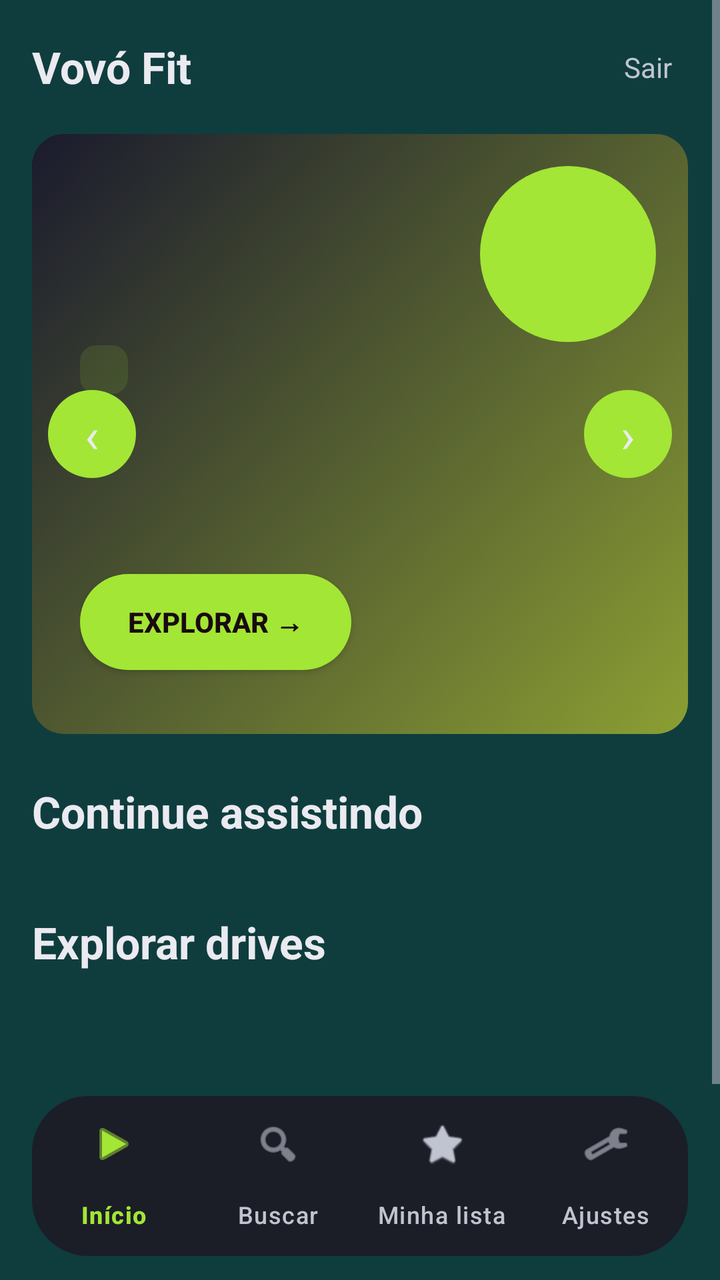
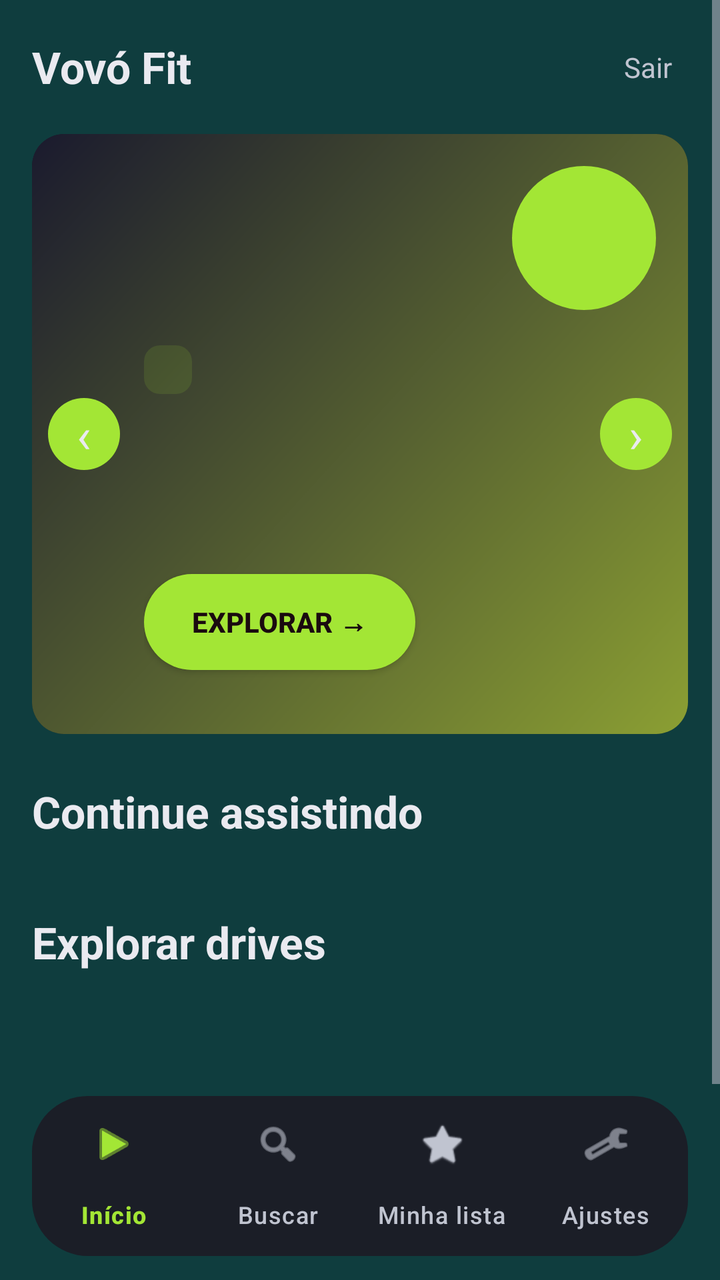

Screens rendered from an Android XML layout before and after an edit, with the pre-edit source and the edit as a unified diff.
<!-- AndroidManifest.xml: application theme Theme.VovoFit -->
<!-- res/layout/activity_home.xml -->
<?xml version="1.0" encoding="utf-8"?>
<LinearLayout xmlns:android="http://schemas.android.com/apk/res/android"
    xmlns:app="http://schemas.android.com/apk/res-auto"
    android:layout_width="match_parent"
    android:layout_height="match_parent"
    android:background="@color/md_background"
    android:orientation="vertical">

    <ScrollView
        android:layout_width="match_parent"
        android:layout_height="0dp"
        android:layout_weight="1"
        android:fillViewport="true">

        <LinearLayout
            android:layout_width="match_parent"
            android:layout_height="wrap_content"
            android:orientation="vertical"
            android:paddingHorizontal="@dimen/content_margin"
            android:paddingTop="@dimen/spacing_lg"
            android:paddingBottom="@dimen/spacing_lg">

            
            <LinearLayout
                android:layout_width="match_parent"
                android:layout_height="wrap_content"
                android:gravity="center_vertical"
                android:orientation="horizontal">

                <TextView
                    android:layout_width="0dp"
                    android:layout_height="wrap_content"
                    android:layout_weight="1"
                    android:text="@string/app_name"
                    android:textColor="@color/md_on_surface"
                    android:textSize="@dimen/text_topbar_title"
                    android:textStyle="bold" />

                <TextView
                    android:id="@+id/topSair"
                    android:layout_width="wrap_content"
                    android:layout_height="wrap_content"
                    android:clickable="true"
                    android:focusable="true"
                    android:padding="@dimen/spacing_sm"
                    android:text="@string/home_logout"
                    android:textColor="@color/md_on_surface_variant"
                    android:textSize="@dimen/text_topbar_action" />
            </LinearLayout>

            
            <com.google.android.material.card.MaterialCardView
                android:layout_width="match_parent"
                android:layout_height="@dimen/hero_height"
                android:layout_marginTop="@dimen/spacing_lg"
                app:cardCornerRadius="@dimen/radius_lg"
                app:cardElevation="@dimen/elevation_0"
                app:cardBackgroundColor="@color/tile_bg">

                <FrameLayout
                    android:layout_width="match_parent"
                    android:layout_height="match_parent">

                    <View
                        android:id="@+id/heroBg"
                        android:layout_width="match_parent"
                        android:layout_height="match_parent"
                        android:background="@drawable/card_gradient_pink" />

                    
                    <TextView
                        android:id="@+id/heroIcon"
                        android:layout_width="88dp"
                        android:layout_height="88dp"
                        android:layout_gravity="top|end"
                        android:layout_margin="@dimen/spacing_lg"
                        android:background="@drawable/btn_play_circle"
                        android:gravity="center"
                        android:textColor="@color/md_on_primary"
                        android:textSize="32sp"
                        android:textStyle="bold" />

                    <LinearLayout
                        android:layout_width="match_parent"
                        android:layout_height="wrap_content"
                        android:layout_gravity="bottom|start"
                        android:orientation="vertical"
                        android:padding="@dimen/spacing_xl">

                        <TextView
                            android:id="@+id/heroBadge"
                            android:layout_width="wrap_content"
                            android:layout_height="wrap_content"
                            android:background="@drawable/chip_badge"
                            android:paddingHorizontal="@dimen/spacing_md"
                            android:paddingVertical="@dimen/spacing_xs"
                            android:textColor="@color/md_primary"
                            android:textSize="@dimen/text_hero_badge"
                            android:textStyle="bold" />

                        <TextView
                            android:id="@+id/heroTitle"
                            android:layout_width="match_parent"
                            android:layout_height="wrap_content"
                            android:layout_marginTop="@dimen/spacing_sm"
                            android:ellipsize="end"
                            android:maxLines="2"
                            android:textColor="@color/md_on_surface"
                            android:textSize="@dimen/text_hero_title"
                            android:textStyle="bold" />

                        <TextView
                            android:id="@+id/heroSubtitle"
                            android:layout_width="match_parent"
                            android:layout_height="wrap_content"
                            android:layout_marginTop="4dp"
                            android:ellipsize="end"
                            android:maxLines="2"
                            android:textColor="@color/md_on_surface_variant"
                            android:textSize="@dimen/text_hero_subtitle" />

                        <androidx.appcompat.widget.AppCompatButton
                            android:id="@+id/heroPlay"
                            android:layout_width="wrap_content"
                            android:layout_height="48dp"
                            android:layout_marginTop="@dimen/spacing_lg"
                            android:background="@drawable/btn_primary_pill"
                            android:paddingHorizontal="@dimen/spacing_xl"
                            android:text="@string/explore_cta"
                            android:textColor="@color/md_on_primary"
                            android:textSize="@dimen/text_button"
                            android:textStyle="bold" />

                        <LinearLayout
                            android:id="@+id/heroDots"
                            android:layout_width="wrap_content"
                            android:layout_height="wrap_content"
                            android:layout_marginTop="@dimen/spacing_sm"
                            android:orientation="horizontal" />
                    </LinearLayout>

                    <TextView
                        android:id="@+id/heroPrev"
                        android:layout_width="44dp"
                        android:layout_height="44dp"
                        android:layout_gravity="center_vertical|start"
                        android:layout_marginStart="@dimen/spacing_sm"
                        android:background="@drawable/btn_play_circle"
                        android:clickable="true"
                        android:focusable="true"
                        android:gravity="center"
                        android:text="‹"
                        android:textColor="@color/md_on_surface"
                        android:textSize="24sp" />

                    <TextView
                        android:id="@+id/heroNext"
                        android:layout_width="44dp"
                        android:layout_height="44dp"
                        android:layout_gravity="center_vertical|end"
                        android:layout_marginEnd="@dimen/spacing_sm"
                        android:background="@drawable/btn_play_circle"
                        android:clickable="true"
                        android:focusable="true"
                        android:gravity="center"
                        android:text="›"
                        android:textColor="@color/md_on_surface"
                        android:textSize="24sp" />
                </FrameLayout>
            </com.google.android.material.card.MaterialCardView>

            
            <LinearLayout
                android:id="@+id/featuredSection"
                android:layout_width="match_parent"
                android:layout_height="wrap_content"
                android:layout_marginTop="@dimen/spacing_xl"
                android:orientation="vertical"
                android:visibility="gone">

                <TextView
                    android:layout_width="match_parent"
                    android:layout_height="wrap_content"
                    android:text="@string/continue_from_where"
                    android:textColor="@color/md_on_surface"
                    android:textSize="@dimen/text_section_title"
                    android:textStyle="bold" />

                <com.google.android.material.card.MaterialCardView
                    android:layout_width="match_parent"
                    android:layout_height="wrap_content"
                    android:layout_marginTop="@dimen/spacing_md"
                    app:cardCornerRadius="@dimen/radius_lg"
                    app:cardElevation="@dimen/elevation_0"
                    app:cardBackgroundColor="@color/tile_bg">

                    <LinearLayout
                        android:layout_width="match_parent"
                        android:layout_height="wrap_content"
                        android:orientation="horizontal"
                        android:padding="@dimen/spacing_lg">

                        <FrameLayout
                            android:layout_width="200dp"
                            android:layout_height="112dp">

                            <View
                                android:id="@+id/featuredBg"
                                android:layout_width="match_parent"
                                android:layout_height="match_parent"
                                android:background="@drawable/card_gradient_pink" />

                            <ImageView
                                android:id="@+id/featuredThumb"
                                android:layout_width="match_parent"
                                android:layout_height="match_parent"
                                android:scaleType="centerCrop"
                                android:visibility="gone"
                                android:contentDescription="@string/thumb_desc" />

                            <TextView
                                android:id="@+id/featuredMonogram"
                                android:layout_width="match_parent"
                                android:layout_height="match_parent"
                                android:gravity="center"
                                android:textColor="@color/tile_title"
                                android:textSize="@dimen/text_monogram"
                                android:textStyle="bold" />
                        </FrameLayout>

                        <LinearLayout
                            android:layout_width="0dp"
                            android:layout_height="wrap_content"
                            android:layout_marginStart="@dimen/spacing_lg"
                            android:layout_weight="1"
                            android:orientation="vertical">

                            <TextView
                                android:id="@+id/featuredTitle"
                                android:layout_width="match_parent"
                                android:layout_height="wrap_content"
                                android:ellipsize="end"
                                android:maxLines="2"
                                android:textColor="@color/md_on_surface"
                                android:textSize="@dimen/text_card_title"
                                android:textStyle="bold" />

                            <TextView
                                android:id="@+id/featuredSubtitle"
                                android:layout_width="match_parent"
                                android:layout_height="wrap_content"
                                android:layout_marginTop="2dp"
                                android:ellipsize="end"
                                android:maxLines="1"
                                android:textColor="@color/md_on_surface_variant"
                                android:textSize="@dimen/text_card_subtitle" />

                            <ProgressBar
                                android:id="@+id/featuredProgress"
                                style="?android:attr/progressBarStyleHorizontal"
                                android:layout_width="match_parent"
                                android:layout_height="4dp"
                                android:layout_marginTop="@dimen/spacing_sm"
                                android:max="100"
                                android:progressDrawable="@drawable/progress_horizontal" />

                            <TextView
                                android:id="@+id/featuredProgressText"
                                android:layout_width="match_parent"
                                android:layout_height="wrap_content"
                                android:layout_marginTop="4dp"
                                android:textColor="@color/md_primary"
                                android:textSize="@dimen/text_card_progress" />

                            <TextView
                                android:id="@+id/featuredTimeText"
                                android:layout_width="match_parent"
                                android:layout_height="wrap_content"
                                android:layout_marginTop="2dp"
                                android:textColor="@color/md_on_surface_variant"
                                android:textSize="@dimen/text_card_progress" />

                            <androidx.appcompat.widget.AppCompatButton
                                android:id="@+id/featuredContinue"
                                android:layout_width="wrap_content"
                                android:layout_height="48dp"
                                android:layout_marginTop="@dimen/spacing_md"
                                android:background="@drawable/btn_primary_pill"
                                android:paddingHorizontal="@dimen/spacing_xl"
                                android:text="@string/cta_continue"
                                android:textColor="@color/md_on_primary"
                                android:textSize="@dimen/text_button"
                                android:textStyle="bold" />
                        </LinearLayout>
                    </LinearLayout>
                </com.google.android.material.card.MaterialCardView>
            </LinearLayout>

            
            <TextView
                android:id="@+id/labelContinue"
                android:layout_width="match_parent"
                android:layout_height="wrap_content"
                android:layout_marginTop="@dimen/spacing_xl"
                android:text="@string/continue_watching"
                android:textColor="@color/md_on_surface"
                android:textSize="@dimen/text_section_title"
                android:textStyle="bold" />

            <androidx.recyclerview.widget.RecyclerView
                android:id="@+id/railContinue"
                android:layout_width="match_parent"
                android:layout_height="wrap_content"
                android:layout_marginTop="@dimen/spacing_md"
                android:clipToPadding="false"
                android:overScrollMode="never" />

            
            <TextView
                android:id="@+id/labelDrives"
                android:layout_width="match_parent"
                android:layout_height="wrap_content"
                android:layout_marginTop="@dimen/spacing_xl"
                android:text="@string/explore_drives"
                android:textColor="@color/md_on_surface"
                android:textSize="@dimen/text_section_title"
                android:textStyle="bold" />

            <androidx.recyclerview.widget.RecyclerView
                android:id="@+id/railDrives"
                android:layout_width="match_parent"
                android:layout_height="wrap_content"
                android:layout_marginTop="@dimen/spacing_md"
                android:clipToPadding="false"
                android:overScrollMode="never" />

            <TextView
                android:id="@+id/footerVersion"
                android:layout_width="match_parent"
                android:layout_height="wrap_content"
                android:layout_marginTop="@dimen/spacing_xl"
                android:gravity="center"
                android:textColor="@color/md_on_surface_variant"
                android:textSize="@dimen/text_footer" />
        </LinearLayout>
    </ScrollView>

    
    <com.google.android.material.bottomnavigation.BottomNavigationView
        android:id="@+id/bottomNav"
        android:layout_width="match_parent"
        android:layout_height="wrap_content"
        android:layout_marginHorizontal="@dimen/content_margin"
        android:layout_marginBottom="@dimen/spacing_md"
        android:background="@drawable/nav_bar_background"
        android:elevation="@dimen/elevation_3"
        app:itemActiveIndicatorStyle="@style/NavIndicatorPill"
        app:itemIconTint="@color/bottom_nav_item_color"
        app:itemTextColor="@color/bottom_nav_item_color"
        app:labelVisibilityMode="labeled"
        app:menu="@menu/bottom_nav_menu" />
</LinearLayout>
<!-- resources referenced by this layout -->
<resources>
  <color name="md_background">#FF0F3D3E</color>
  <color name="md_on_primary">#FF1A0A0F</color>
  <color name="md_on_surface">#FFEAEAF0</color>
  <color name="md_on_surface_variant">#FFC0C4D0</color>
  <color name="md_primary">#FFA3E635</color>
  <color name="tile_bg">#FF0F1218</color>
  <color name="tile_title">#FFFFFFFF</color>
  <dimen name="content_margin">16dp</dimen>
  <dimen name="elevation_0">0dp</dimen>
  <dimen name="elevation_3">3dp</dimen>
  <dimen name="hero_height">300dp</dimen>
  <dimen name="radius_lg">16dp</dimen>
  <dimen name="spacing_lg">16dp</dimen>
  <dimen name="spacing_md">12dp</dimen>
  <dimen name="spacing_sm">8dp</dimen>
  <dimen name="spacing_xl">24dp</dimen>
  <dimen name="spacing_xs">4dp</dimen>
  <dimen name="text_button">14sp</dimen>
  <dimen name="text_card_progress">12sp</dimen>
  <dimen name="text_card_subtitle">14sp</dimen>
  <dimen name="text_card_title">16sp</dimen>
  <dimen name="text_footer">12sp</dimen>
  <dimen name="text_hero_badge">12sp</dimen>
  <dimen name="text_hero_subtitle">16sp</dimen>
  <dimen name="text_hero_title">30sp</dimen>
  <dimen name="text_monogram">28sp</dimen>
  <dimen name="text_section_title">22sp</dimen>
  <dimen name="text_topbar_action">14sp</dimen>
  <dimen name="text_topbar_title">22sp</dimen>
  <!-- drawable btn_play_circle (drawable) -->
  <?xml version="1.0" encoding="utf-8"?>
  <shape xmlns:android="http://schemas.android.com/apk/res/android"
      android:shape="oval">
      <solid android:color="@color/md_primary" />
  </shape>
  <!-- drawable btn_primary_pill (drawable) -->
  <?xml version="1.0" encoding="utf-8"?>
  <shape xmlns:android="http://schemas.android.com/apk/res/android"
      android:shape="rectangle">
      <corners android:radius="@dimen/radius_pill" />
      <solid android:color="@color/md_primary" />
  </shape>
  <!-- drawable chip_badge (drawable) -->
  <?xml version="1.0" encoding="utf-8"?>
  <shape xmlns:android="http://schemas.android.com/apk/res/android"
      android:shape="rectangle">
      <corners android:radius="@dimen/radius_sm" />
      <solid android:color="@color/hero_badge_bg" />
  </shape>
  <!-- drawable nav_bar_background (drawable) -->
  <?xml version="1.0" encoding="utf-8"?>
  <shape xmlns:android="http://schemas.android.com/apk/res/android"
      android:shape="rectangle">
      <corners android:radius="28dp" />
      <solid android:color="@color/md_surface_container" />
  </shape>
  <string name="app_name">Vovó Fit</string>
  <string name="continue_from_where">Continuar de onde parou</string>
  <string name="continue_watching">Continue assistindo</string>
  <string name="cta_continue">▶ Continuar assistindo</string>
  <string name="explore_cta">Explorar →</string>
  <string name="explore_drives">Explorar drives</string>
  <string name="home_logout">Sair</string>
  <string name="thumb_desc">Thumbnail da aula</string>
  <style name="NavIndicatorPill" parent="Widget.Material3.BottomNavigationView.ActiveIndicator">
          <item name="android:background">@drawable/nav_indicator_pill</item>
      </style>
  <dimen name="radius_pill">64dp</dimen>
  <dimen name="radius_sm">8dp</dimen>
  <color name="hero_badge_bg">#1FA3E635</color>
  <color name="md_surface_container">#FF1B1E27</color>
  <color name="progress_track">#33FFFFFF</color>
  <color name="md_primary_container">#FF0F3D3E</color>
  <color name="md_on_primary_container">#FFFFEAF1</color>
  <color name="md_secondary">#FFC026D3</color>
  <color name="md_on_secondary">#FF1A0A1F</color>
  <color name="md_secondary_container">#FF5A1B6E</color>
  <color name="md_on_secondary_container">#FFFBD7FF</color>
  <color name="md_surface">#FF16181F</color>
  <color name="md_surface_variant">#FF232634</color>
  <color name="md_on_background">#FFEAEAF0</color>
  <color name="md_outline">#FF3A3F4F</color>
  <color name="md_outline_variant">#FF2A2E3A</color>
  <color name="md_error">#FFCF6679</color>
  <color name="md_on_error">#FF600014</color>
  <!-- unchanged entries left out for length: 5 -->
</resources>

<!-- the commit's change to res/layout/activity_home.xml (unified diff, before → after) -->
@@ -70,8 +70,8 @@
                     
                     <TextView
                         android:id="@+id/heroIcon"
-                        android:layout_width="88dp"
-                        android:layout_height="88dp"
+                        android:layout_width="72dp"
+                        android:layout_height="72dp"
                         android:layout_gravity="top|end"
                         android:layout_margin="@dimen/spacing_lg"
                         android:background="@drawable/btn_play_circle"
@@ -85,7 +85,8 @@
                         android:layout_height="wrap_content"
                         android:layout_gravity="bottom|start"
                         android:orientation="vertical"
-                        android:padding="@dimen/spacing_xl">
+                        android:paddingHorizontal="@dimen/hero_text_padding_side"
+                        android:paddingVertical="@dimen/spacing_xl">
 
                         <TextView
                             android:id="@+id/heroBadge"
@@ -141,8 +142,8 @@
 
                     <TextView
                         android:id="@+id/heroPrev"
-                        android:layout_width="44dp"
-                        android:layout_height="44dp"
+                        android:layout_width="36dp"
+                        android:layout_height="36dp"
                         android:layout_gravity="center_vertical|start"
                         android:layout_marginStart="@dimen/spacing_sm"
                         android:background="@drawable/btn_play_circle"
@@ -155,8 +156,8 @@
 
                     <TextView
                         android:id="@+id/heroNext"
-                        android:layout_width="44dp"
-                        android:layout_height="44dp"
+                        android:layout_width="36dp"
+                        android:layout_height="36dp"
                         android:layout_gravity="center_vertical|end"
                         android:layout_marginEnd="@dimen/spacing_sm"
                         android:background="@drawable/btn_play_circle"
<!-- resource entries referenced after the edit -->
@@ -11,6 +11,7 @@
   <dimen name="elevation_0">0dp</dimen>
   <dimen name="elevation_3">3dp</dimen>
   <dimen name="hero_height">300dp</dimen>
+  <dimen name="hero_text_padding_side">56dp</dimen>
   <dimen name="radius_lg">16dp</dimen>
   <dimen name="spacing_lg">16dp</dimen>
   <dimen name="spacing_md">12dp</dimen>
